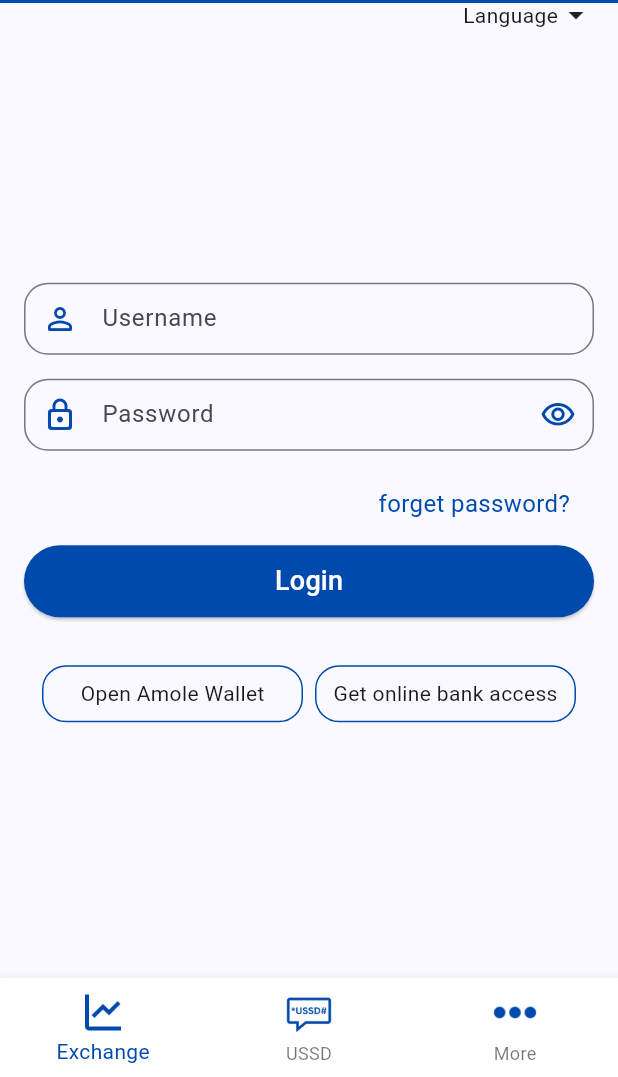
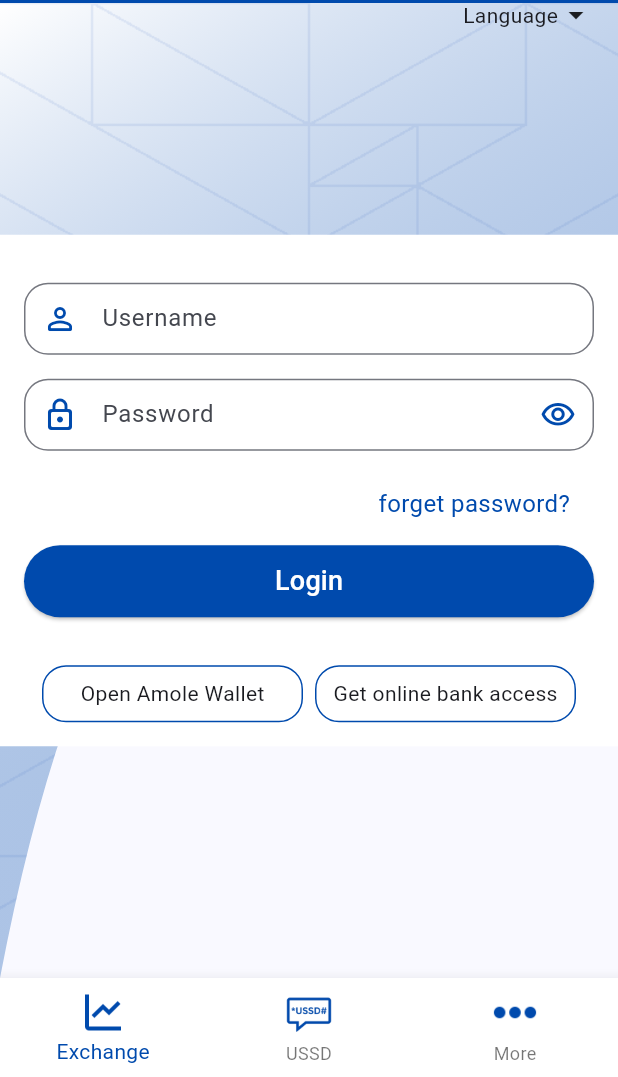
Before and after one commit to fikireab-m/amole-lite-clone, a Flutter app: the screen it shows after launch, on a phone screen of 412 x 824 dp, the part 159-1236 px from its top. Run offline on Flutter 3.47's test engine with Material 3 defaults, Android fonts, the phone set to English and light mode, and no system bars.

Commit message:
some styling

```diff
--- a/lib/config/path.dart
+++ b/lib/config/path.dart
@@ -2,6 +2,7 @@ class Images {
   static const appIcon = 'assets/images/appicon.png';
   static const dashenBank = 'assets/images/dashenbank.png';
   static const amoleLogo = 'assets/images/amole_lite_logo.png';
+  static const bgImg = 'assets/images/qqquad.png';
   static const graphIcon = 'assets/icons/graph-icon.png';
   static const ussdIcon = 'assets/icons/ussd-icon.png';
   static const moreIcon = 'assets/icons/more-icon.png';
--- a/lib/screens/login/login.dart
+++ b/lib/screens/login/login.dart
@@ -3,6 +3,7 @@ import 'package:amole_lite/constants/const_colors.dart';
 import 'package:amole_lite/screens/login/widgets/btn_bar.dart';
 import 'package:amole_lite/screens/login/widgets/common_btn.dart';
 import 'package:amole_lite/screens/login/widgets/form.dart';
+import 'package:amole_lite/screens/widgets/cliper.dart';
 import 'package:flutter/material.dart';
 
 class LoginPage extends StatefulWidget {
@@ -67,8 +68,33 @@ class _LoginPageState extends State<LoginPage> {
           final double constraint = constraints.maxWidth > 412
               ? 412.0
               : constraints.maxWidth.toDouble();
-          return Center(
+          return Stack(
+            children: [
+              ClipPath(
+                clipper: Customshape(),
+                child: Container(
+                  height: sc.height,
+                  decoration: BoxDecoration(
+                    gradient: LinearGradient(
+                      begin: Alignment.topLeft,
+                      end: Alignment.bottomRight,
+                      colors: [
+                        ColorConst.lightBackground,
+                        ColorConst.primaryColor.withOpacity(0.2)
+                      ],
+                    ),
+                    image: const DecorationImage(
+                      image: AssetImage(Images.bgImg),
+                      fit: BoxFit.cover,
+                      opacity: 0.1,
+                    ),
+                  ),
+                ),
+              ),
+              Center(
                 child: SingleChildScrollView(
+                  child: Container(
+                    color: ColorConst.lightBackground,
                     child: Column(
                       mainAxisSize: MainAxisSize.min,
                       children: [
@@ -81,7 +107,8 @@ class _LoginPageState extends State<LoginPage> {
                         SizedBox(
                           width: constraint,
                           child: Padding(
-                      padding: const EdgeInsets.symmetric(horizontal: 16.0),
+                            padding:
+                                const EdgeInsets.symmetric(horizontal: 16.0),
                             child: Column(
                               children: [
                                 Padding(
@@ -117,6 +144,9 @@ class _LoginPageState extends State<LoginPage> {
                       ],
                     ),
                   ),
+                ),
+              ),
+            ],
           );
         },
       ),
--- /dev/null
+++ b/lib/screens/widgets/cliper.dart
@@ -0,0 +1,22 @@
+import 'package:flutter/cupertino.dart';
+import 'package:flutter/material.dart';
+
+class Customshape extends CustomClipper<Path> {
+  @override
+  Path getClip(Size size) {
+    double height = size.height;
+    double width = size.width;
+
+    var path = Path();
+    path.lineTo(0, height);
+    path.quadraticBezierTo(width / 4, height / 6, width, height / 2);
+    path.lineTo(width, 0);
+    path.close();
+    return path;
+  }
+
+  @override
+  bool shouldReclip(covariant CustomClipper<Path> oldClipper) {
+    return true;
+  }
+}
--- a/lib/screens/widgets/input_field.dart
+++ b/lib/screens/widgets/input_field.dart
@@ -44,6 +44,7 @@ class _InputFieldState extends State<InputField> {
           border: OutlineInputBorder(
             borderRadius: BorderRadius.circular(16.0),
           ),
+          hintStyle: const TextStyle(color: ColorConst.lighTextColor),
           labelText: lableText,
           hintText: hint,
           prefixIcon: isPassword
```
Also changed, not shown: assets/images/qqquad.png (added). Lines whose indentation alone changed are shown as unchanged.
